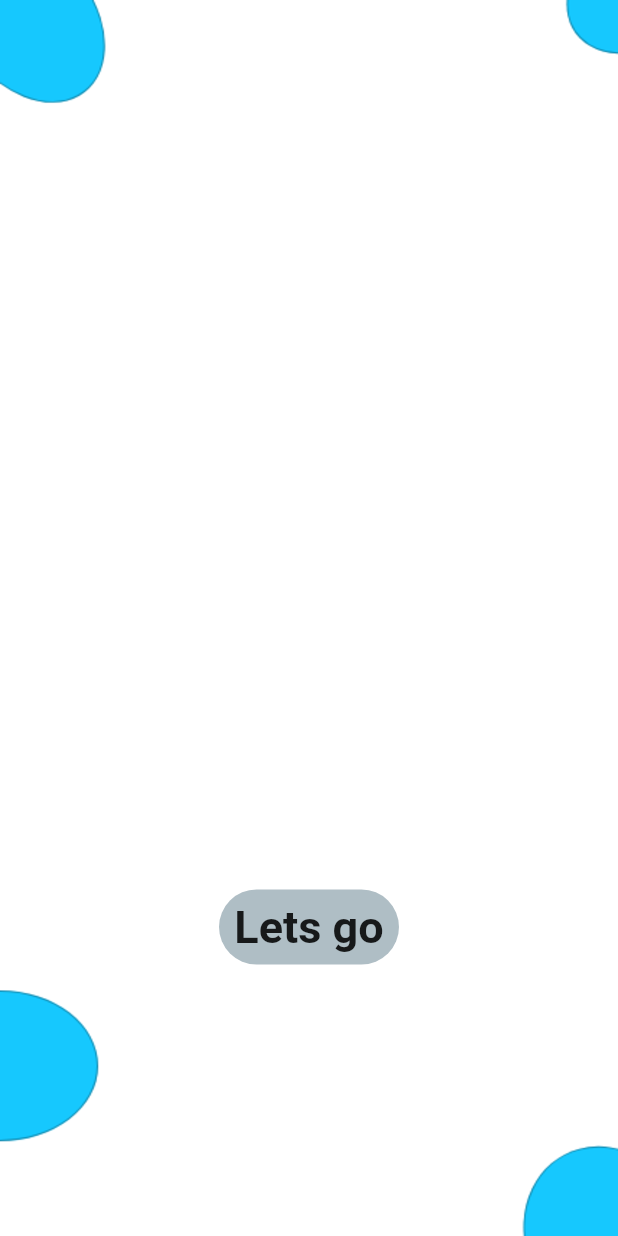
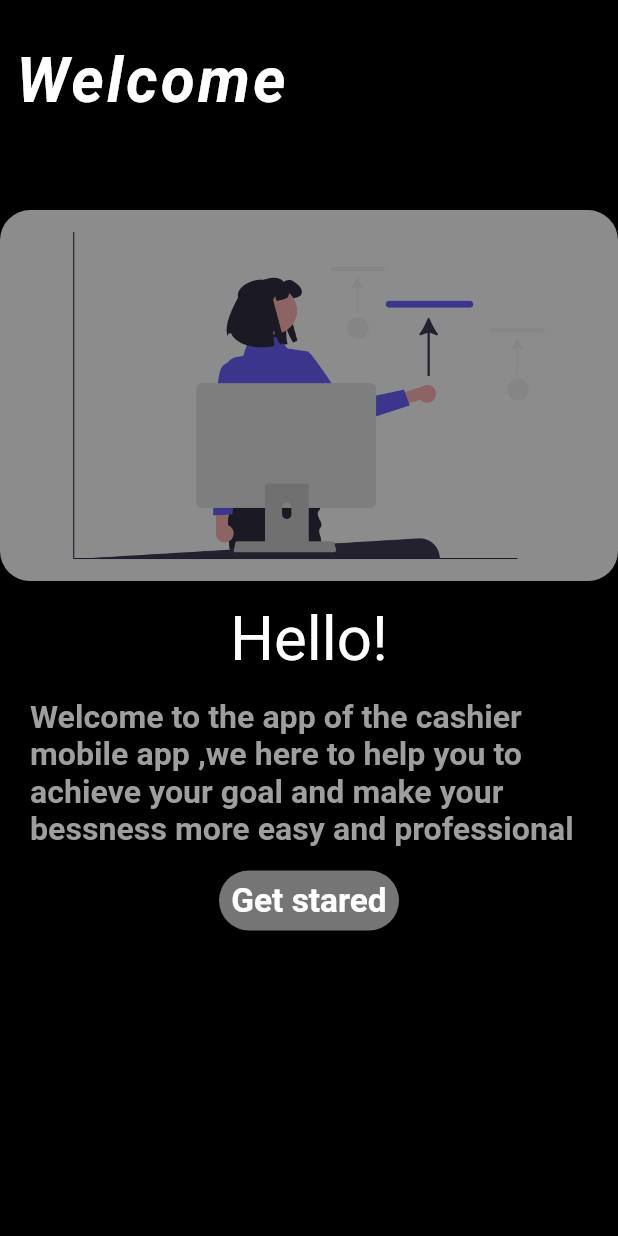
Before and after one commit to Youssef8997/casheir_mobill, a Flutter app: the screen it shows after launch, on a phone screen of 412 x 824 dp. Run offline on Flutter 3.47's test engine with Material 2 defaults, Android fonts, the phone set to English and light mode, and no system bars; our stand-ins replace flashy_tab_bar2, flutter_bloc, lottie, shimmer; missing offline and left inert: connection_notifier.

```diff
--- a/lib/Componads/Comoonads.dart
+++ b/lib/Componads/Comoonads.dart
@@ -12,7 +12,7 @@ Container Wallpaper(Size Size) {
           fit: BoxFit.fill,
           filterQuality: FilterQuality.high,
           image: AssetImage(
-            "lib/assest/FirstScreen.png",
+            "lib/assest/Wallpaper.jpg",
 
           ),
         )),
--- a/lib/Cuibt/State.dart
+++ b/lib/Cuibt/State.dart
@@ -1,2 +1,3 @@
 abstract class MobilState{}
 class initState extends MobilState{}
+class changeObsr extends MobilState{}
--- a/lib/Cuibt/cuibt.dart
+++ b/lib/Cuibt/cuibt.dart
@@ -13,7 +13,12 @@ import '../Models/Users.dart';
 class MobilCuibt extends Cubit<MobilState> {
   MobilCuibt() : super(initState());
   static MobilCuibt get(context) => BlocProvider.of(context);
+  //SignIN
+  var EmailAdreessController = TextEditingController();
+  var PasswordController = TextEditingController();
+  bool obsr=true;
 // UI
+  var value=0;
 List<Widget>Body=[
   SellesABuying(),
   StoreAProducts(),
@@ -35,5 +40,10 @@ List<FlashyTabBarItem>barItem=[
   FlashyTabBarItem(title: const Text("activity"), icon: const Icon(Icons.supervisor_account_outlined,),inactiveColor:Colors.white,activeColor: Colors.blue[400]! ),
   FlashyTabBarItem(title: const Text("Employees"), icon: const Icon(Icons.group_outlined,),inactiveColor: Colors.white,activeColor: Colors.blueGrey ),
 ];
-  var value=0;
+  //Methods
+void ChangeObsr(){
+  obsr=!obsr;
+  print(obsr);
+  emit(changeObsr());
 }
+}
--- a/lib/main.dart
+++ b/lib/main.dart
@@ -1,6 +1,7 @@
 import 'package:casheir_mobill/Cuibt/cuibt.dart';
 import 'package:casheir_mobill/SpalshScreen/Spalsh.dart';
-import 'package:casheir_mobill/sign/FistScreen.dart';
+import 'package:casheir_mobill/sign/First.dart';
+import 'package:casheir_mobill/sign/signin.dart';
 import 'package:connection_notifier/connection_notifier.dart';
 import 'package:flutter/material.dart';
 import 'package:flutter_bloc/flutter_bloc.dart';
@@ -22,7 +23,7 @@ class MyApp extends StatelessWidget {
         ],
         child: MaterialApp(
   debugShowCheckedModeBanner: false,
-          home: FirstScreen(),
+          home: First(),
         ),
       ),
     );
--- /dev/null
+++ b/lib/sign/First.dart
@@ -0,0 +1,97 @@
+import 'package:casheir_mobill/Componads/Comoonads.dart';
+import 'package:casheir_mobill/Componads/TextForm.dart';
+import 'package:casheir_mobill/Cuibt/State.dart';
+import 'package:casheir_mobill/Cuibt/cuibt.dart';
+import 'package:flutter/material.dart';
+import 'package:flutter_bloc/flutter_bloc.dart';
+
+class First extends StatelessWidget {
+  @override
+  Widget build(BuildContext context) {
+    return BlocConsumer<MobilCuibt, MobilState>(
+        listener: (context, state) {},
+        builder: (context, state) {
+          var Size = MediaQuery.of(context).size;
+          var cuibt = MobilCuibt.get(context);
+          return Scaffold(
+              body: Scaffold(
+                backgroundColor: Colors.black,
+            body: SafeArea(
+              child: Stack(
+
+                children: [
+                  Positioned(
+                    top: 30,
+                    left: 10,
+                    child: Text(
+                      "Welcome",
+                      style: TextStyle(
+                        fontSize: Size.height * 0.05,
+                        color: Colors.white,
+                        fontStyle: FontStyle.italic,
+                        letterSpacing: 2,
+                        fontWeight: FontWeight.bold,
+                      ),
+                    ),
+                  ),
+                  Column(
+                    children: [
+                      SizedBox(
+                        height: Size.height * 0.17,
+                      ),
+                      Container(
+                        height: Size.height * 0.3,
+                        width: Size.width,
+                        decoration: BoxDecoration(
+                            borderRadius: BorderRadius.circular(20),
+                            image: const DecorationImage(
+                              fit: BoxFit.cover,
+                              filterQuality: FilterQuality.high,
+                              colorFilter: ColorFilter.mode(Colors.black45, BlendMode.multiply),
+                              image: AssetImage(
+                                  "lib/assest/undraw_Services_re_hu5n.png"),
+                            )),
+                      ),
+                      const SizedBox(height: 15,),
+                      Text (
+                        "Hello!",
+                        style: TextStyle(
+                            fontSize: Size.height * 0.05,
+                            fontWeight: FontWeight.w400,
+                            color: Colors.white),
+                      ),
+                      const SizedBox(height: 15,),
+                      Padding(
+                        padding: const EdgeInsets.only(left: 20, right: 20),
+                        child: Text("Welcome to the app of the cashier mobile app ,we here to help you to achieve your goal and make your bessness more easy and professional",
+                            style: TextStyle(
+                                fontSize: Size.height * 0.026,
+                                fontWeight: FontWeight.bold,
+                                color: Colors.grey[500])),
+                      ),
+                      const SizedBox(height: 15,),
+                      Container(
+                        alignment: Alignment.center,
+                        width: 120,
+                        height: 40,
+                        decoration: BoxDecoration(
+                          color: Colors.grey[600],
+                          borderRadius: BorderRadius.circular(20),
+
+                        ),
+                        child: Text("Get stared",style: TextStyle(
+                          fontSize: Size.height * 0.027,
+                          color: Colors.white,
+                          fontWeight: FontWeight.bold,
+                        ),),
+                      ),
+
+                    ],
+                  ),
+                ],
+              ),
+            ),
+          ));
+        });
+  }
+}
--- a/lib/sign/FistScreen.dart
+++ /dev/null
@@ -1,58 +0,0 @@
-import 'package:casheir_mobill/Componads/Comoonads.dart';
-import 'package:casheir_mobill/Cuibt/State.dart';
-import 'package:casheir_mobill/Cuibt/cuibt.dart';
-import 'package:flutter/material.dart';
-import 'package:flutter_bloc/flutter_bloc.dart';
-
-class FirstScreen extends StatelessWidget {
-  @override
-  Widget build(BuildContext context) {
-    return BlocConsumer<MobilCuibt,MobilState>
-      (
-      listener: (context,state){},
-        builder: (context,state){
-        var Size = MediaQuery.of(context).size;
-        return Scaffold(
-          body: SafeArea(
-            child: Stack(
-              alignment: Alignment.center,
-              children: [
-                Wallpaper(Size),
-                Align(
-                  alignment: Alignment.bottomCenter,
-                  child: Column(
-                    mainAxisAlignment: MainAxisAlignment.center,
-                    children: [
-                    Container(
-                      height:Size.height*.5,
-                      width: Size.width*.5,
-                      decoration: BoxDecoration(
-                        color: Colors.white,
-                        image: DecorationImage(
-                          fit: BoxFit.fill,
-                          image: AssetImage('lib/assest/highfive.svg'),
-                        )
-                      ),
-                 ),
-                      Container(
-                        alignment: Alignment.center,
-                        height: 50,
-                        width: 120,
-                        decoration: BoxDecoration(
-                          color: Colors.blueGrey.withOpacity(0.5),
-                          borderRadius: BorderRadius.circular(25),
-                        ),
-                        child: const Text("Lets go",style: TextStyle(fontSize: 30,fontWeight: FontWeight.bold)),
-                      ),
-                    ],
-                  ),
-                )
-              ],
-            ),
-          ),
-        );
-        }
-
-    );
-  }
-}
```
Also changed, not shown: lib/Componads/TextForm.dart (added, +43 -0 lines), lib/sign/signin.dart (+141 -0 lines), lib/assest/FirstScreen.png (deleted), lib/assest/Wallpaper.jpg (added), lib/assest/highfive.svg (deleted), lib/assest/undraw_Services_re_hu5n.png (added), lib/assest/undraw_high_five_re_jy71(1).svg (deleted), lib/sign/SignUp.dart (deleted).
